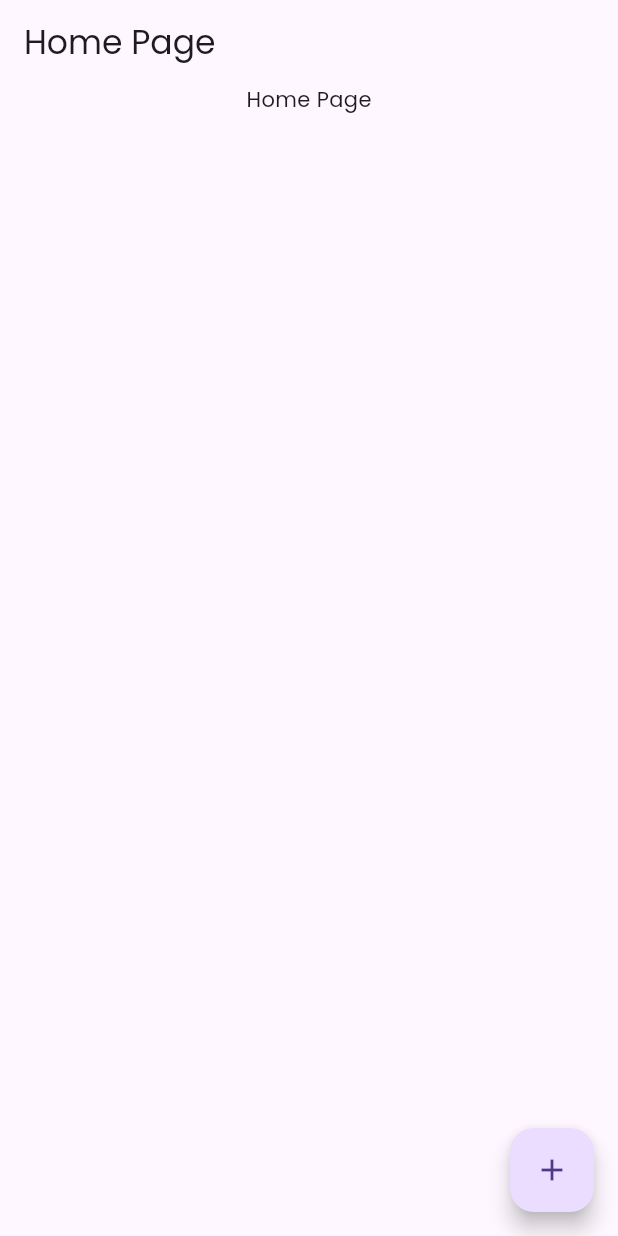
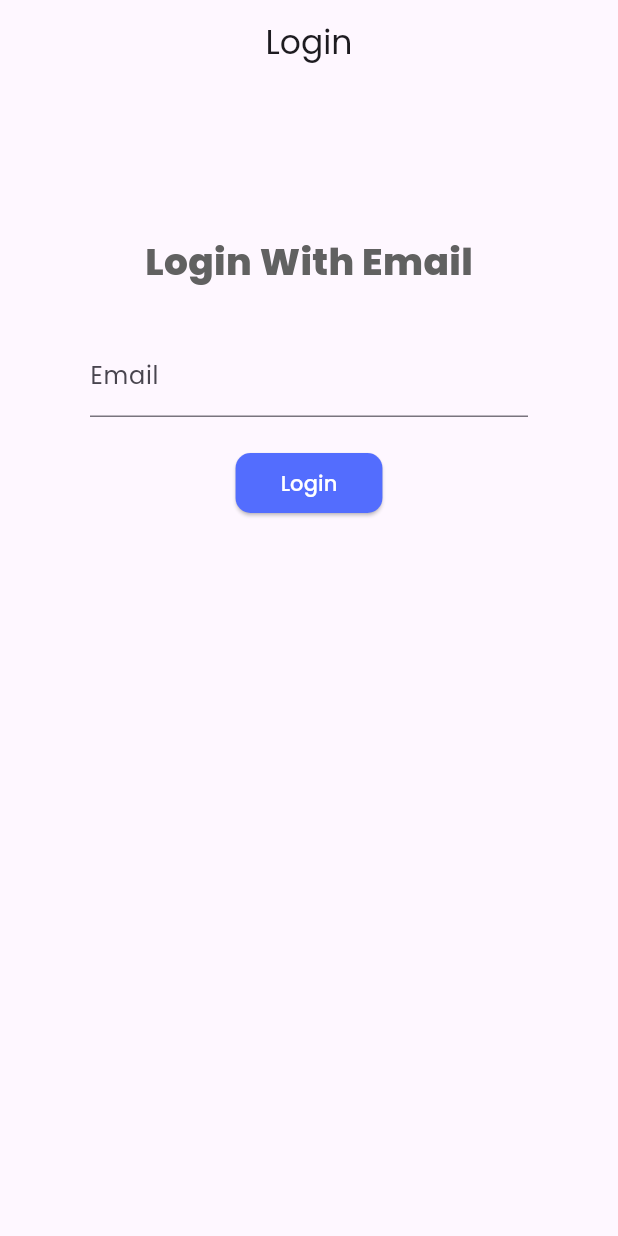
Before and after one commit to SeptianProject/cloud_messaging_app, a Flutter app: the screen it shows after launch, on a phone screen of 412 x 824 dp. Run offline on Flutter 3.47's test engine with Material 3 defaults, Android fonts, the phone set to English and light mode, and no system bars; our stand-ins replace firebase_core, firebase_messaging, flutter_local_notifications, google_fonts, supabase_flutter; accounts and stored records are empty.

Commit message:
Completed supabase auth

```diff
--- a/lib/main.dart
+++ b/lib/main.dart
@@ -1,37 +1,47 @@
 import 'package:fcm_app/firebase_options.dart';
+import 'package:fcm_app/pages/auth/login_page.dart';
 import 'package:fcm_app/pages/home_page.dart';
-import 'package:fcm_app/services/notification_service.dart';
+import 'package:fcm_app/pages/splash_screen.dart';
 import 'package:firebase_core/firebase_core.dart';
 import 'package:flutter/material.dart';
 import 'package:google_fonts/google_fonts.dart';
-import 'package:permission_handler/permission_handler.dart';
+import 'package:supabase_flutter/supabase_flutter.dart';
 
 void main() async {
   WidgetsFlutterBinding.ensureInitialized();
   await Firebase.initializeApp(options: DefaultFirebaseOptions.currentPlatform);
 
-  if (await Permission.notification.request().isGranted) {
-    await NotificationService().initNotifications();
-    await NotificationService().getToken();
-  }
+  await Supabase.initialize(
+    url: 'https://dftdyuehfbsambrhyzkn.supabase.co',
+    anonKey:
+        'eyJhbGciOiJIUzI1NiIsInR5cCI6IkpXVCJ9.eyJpc3MiOiJzdXBhYmFzZSIsInJlZiI6ImRmdGR5dWVoZmJzYW1icmh5emtuIiwicm9sZSI6ImFub24iLCJpYXQiOjE3Mjc0ODU3MjQsImV4cCI6MjA0MzA2MTcyNH0.a6iyd3fyi9FOyP9kjxVuXxA0V79okpJ4Kml97D5QLYU',
+    // authOptions: const FlutterAuthClientOptions(
+    //   authFlowType: AuthFlowType.pkce,
+    // ),
+    // realtimeClientOptions: const RealtimeClientOptions(
+    //   logLevel: RealtimeLogLevel.info,
+    // ),
+    // storageOptions: const StorageClientOptions(retryAttempts: 10),
+  );
 
   runApp(const MyApp());
 }
 
-class MyApp extends StatefulWidget {
+final supabase = Supabase.instance.client;
+
+class MyApp extends StatelessWidget {
   const MyApp({super.key});
 
   @override
-  State<MyApp> createState() => _MyAppState();
-}
-
-class _MyAppState extends State<MyApp> {
-  @override
   Widget build(BuildContext context) {
     return MaterialApp(
-      debugShowCheckedModeBanner: false,
-      theme: ThemeData(fontFamily: GoogleFonts.poppins().fontFamily),
-      home: const HomePage(),
-    );
+        debugShowCheckedModeBanner: false,
+        theme: ThemeData(fontFamily: GoogleFonts.poppins().fontFamily),
+        initialRoute: '/',
+        routes: {
+          '/': (context) => const SplashScreen(),
+          '/login': (context) => const LoginPage(),
+          '/home': (context) => const HomePage(),
+        });
   }
 }
--- /dev/null
+++ b/lib/pages/auth/login_page.dart
@@ -0,0 +1,122 @@
+// ignore_for_file: use_build_context_synchronously
+
+import 'dart:async';
+
+import 'package:fcm_app/main.dart';
+import 'package:flutter/material.dart';
+import 'package:supabase_flutter/supabase_flutter.dart';
+
+class LoginPage extends StatefulWidget {
+  const LoginPage({super.key});
+
+  @override
+  State<LoginPage> createState() => _LoginPageState();
+}
+
+class _LoginPageState extends State<LoginPage> {
+  final _emailController = TextEditingController();
+  late final StreamSubscription<AuthState> _authSubscription;
+
+  @override
+  void initState() {
+    super.initState();
+    _authSubscription = supabase.auth.onAuthStateChange.listen((event) {
+      final session = event.session;
+      if (session != null) {
+        Navigator.of(context).pushReplacementNamed('/home');
+      }
+    });
+  }
+
+  @override
+  void dispose() {
+    _emailController.dispose();
+    _authSubscription.cancel();
+    super.dispose();
+  }
+
+  @override
+  Widget build(BuildContext context) {
+    return Scaffold(
+      appBar: AppBar(
+        centerTitle: true,
+        title: const Text('Login'),
+      ),
+      body: Padding(
+        padding: const EdgeInsets.symmetric(horizontal: 60, vertical: 100),
+        child: Column(
+          mainAxisAlignment: MainAxisAlignment.center,
+          crossAxisAlignment: CrossAxisAlignment.center,
+          children: [
+            // const Spacer(),
+            const Text(
+              'Login With Email',
+              style: TextStyle(
+                fontSize: 25,
+                color: Color.fromARGB(255, 97, 97, 97),
+                fontWeight: FontWeight.w800,
+              ),
+            ),
+            const SizedBox(height: 30),
+            TextFormField(
+              controller: _emailController,
+              keyboardType: TextInputType.emailAddress,
+              decoration: const InputDecoration(
+                label: Text('Email'),
+              ),
+            ),
+            const SizedBox(height: 20),
+            ElevatedButton(
+              style: ElevatedButton.styleFrom(
+                shape: RoundedRectangleBorder(
+                  borderRadius: BorderRadius.circular(10),
+                ),
+                backgroundColor: Colors.indigoAccent,
+                padding: const EdgeInsets.symmetric(horizontal: 30),
+              ),
+              onPressed: () async {
+                try {
+                  final email = _emailController.text.trim();
+                  await supabase.auth.signInWithOtp(
+                    email: email,
+                    emailRedirectTo:
+                        'io.supabase.flutterquickstart://login-callback/',
+                  );
+
+                  if (mounted) {
+                    ScaffoldMessenger.of(context).showSnackBar(
+                      const SnackBar(
+                        content: Text('Check your email for the OTP'),
+                        backgroundColor: Colors.indigoAccent,
+                      ),
+                    );
+                  }
+                } on AuthException catch (error) {
+                  ScaffoldMessenger.of(context).showSnackBar(
+                    SnackBar(
+                      content: Text(error.message),
+                      backgroundColor: Theme.of(context).colorScheme.error,
+                    ),
+                  );
+                } catch (error) {
+                  ScaffoldMessenger.of(context).showSnackBar(
+                    SnackBar(
+                      content:
+                          const Text('An error has occurred, please retry'),
+                      backgroundColor: Theme.of(context).colorScheme.error,
+                    ),
+                  );
+                }
+              },
+              child: const Text(
+                'Login',
+                style: TextStyle(color: Colors.white),
+              ),
+            ),
+            const Spacer(),
+          ],
+        ),
+      ),
+    );
+  }
+}
--- a/pubspec.yaml
+++ b/pubspec.yaml
@@ -2,7 +2,7 @@ name: fcm_app
 description: "A new Flutter project."
 # The following line prevents the package from being accidentally published to
 # pub.dev using `flutter pub publish`. This is preferred for private packages.
-publish_to: 'none' # Remove this line if you wish to publish to pub.dev
+publish_to: "none" # Remove this line if you wish to publish to pub.dev
 
 # The following defines the version and build number for your application.
 # A version number is three numbers separated by dots, like 1.2.43
@@ -31,7 +31,6 @@ dependencies:
   flutter:
     sdk: flutter
 
-
   # The following adds the Cupertino Icons font to your application.
   # Use with the CupertinoIcons class for iOS style icons.
   cupertino_icons: ^1.0.8
@@ -41,7 +40,6 @@ dependencies:
   google_fonts: ^6.2.1
   permission_handler: ^11.3.1
   flutter_local_notifications: ^17.2.3
-  firebase_auth: ^5.3.1
 
 dev_dependencies:
   flutter_test:
@@ -59,7 +57,6 @@ dev_dependencies:
 
 # The following section is specific to Flutter packages.
 flutter:
-
   # The following line ensures that the Material Icons font is
   # included with your application, so that you can use the icons in
   # the material Icons class.
```
Also changed, not shown: lib/pages/home_page.dart (+25 -10 lines), lib/pages/splash_screen.dart (added, +41 -0 lines), pubspec.lock, 4 other files.
